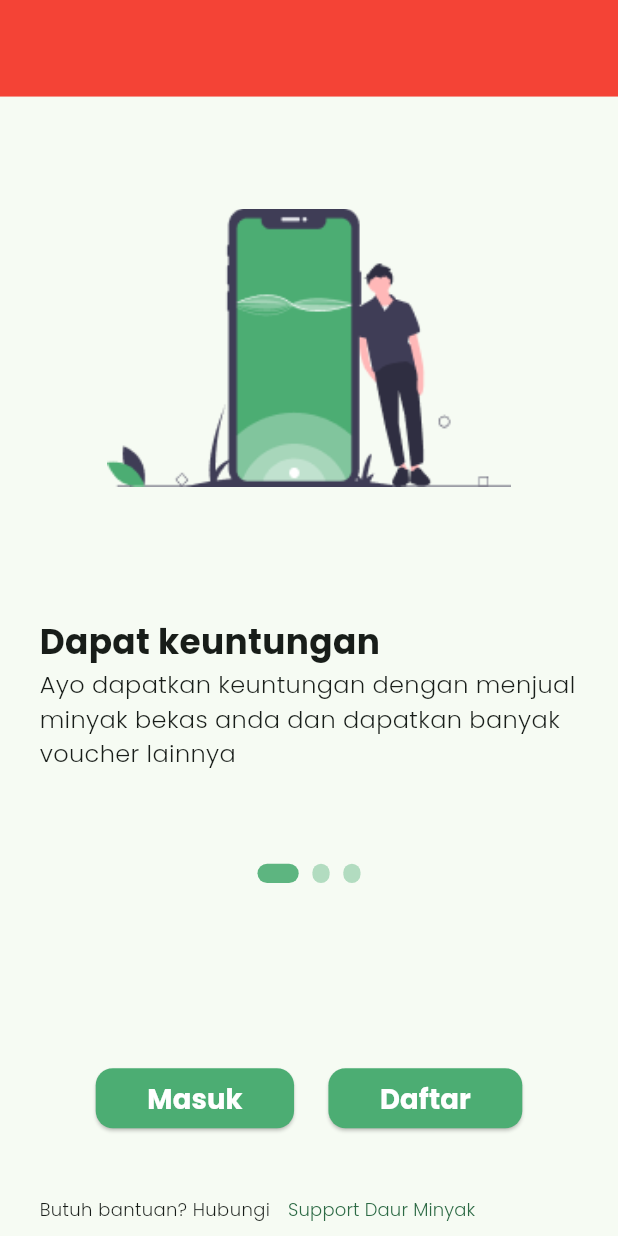
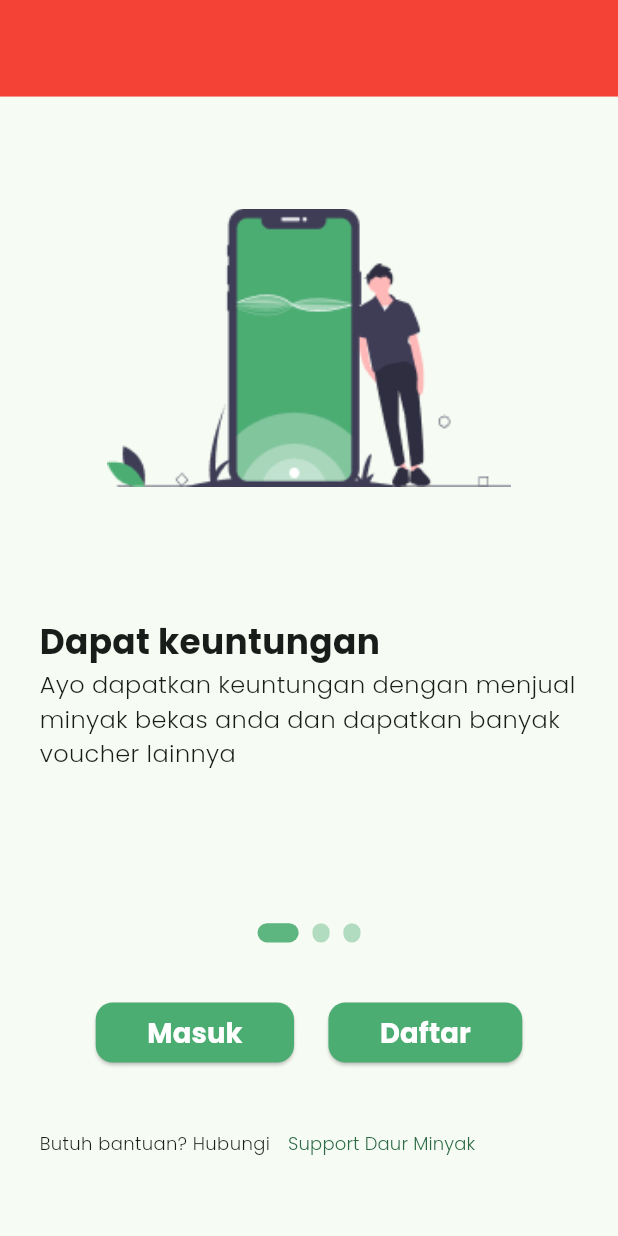
Before and after one commit to andrianazz/daur_minyak, a Flutter app: the screen it shows after launch, on a phone screen of 412 x 824 dp. Run offline on Flutter 3.47's test engine with Material 2 defaults, Android fonts, the phone set to English and light mode, and no system bars; drawn by our look-alikes of carousel_slider; our stand-ins replace cloud_firestore, firebase_auth, firebase_core, flutter_riverpod, flutter_screenutil, freezed_annotation and 3 more; accounts and stored records are empty; generated files the repository leaves out were written again.

Commit message:
fix: add column

```diff
--- a/lib/presentation/widgets/carousel_widget.dart
+++ b/lib/presentation/widgets/carousel_widget.dart
@@ -17,13 +17,13 @@ class CarouselWidget extends StatefulWidget {
 class _CarouselWidgetState extends State<CarouselWidget> {
   @override
   Widget build(BuildContext context) {
-    return CarouselSlider(
+    return Column(
+      children: [
+        CarouselSlider(
           items: widget.items.map((i) {
             return Builder(
               builder: (BuildContext context) {
-            return Column(
-              children: [
-                Container(
+                return Container(
                   width: MediaQuery.of(context).size.width,
                   margin: EdgeInsets.symmetric(horizontal: 23.w),
                   child: Column(
@@ -62,37 +62,12 @@ class _CarouselWidgetState extends State<CarouselWidget> {
                       ),
                     ],
                   ),
-                ),
-                verticalSpace(40.h),
-                Row(
-                  mainAxisAlignment: MainAxisAlignment.center,
-                  children: widget.items.asMap().entries.map((entry) {
-                    return GestureDetector(
-                      child: Container(
-                        width: widget.current == entry.key ? 24.w : 10.w,
-                        height: 10.h,
-                        margin: EdgeInsets.symmetric(
-                            vertical: 8.h, horizontal: 4.w),
-                        decoration: BoxDecoration(
-                          borderRadius: BorderRadius.circular(10.r),
-                          color:
-                              (Theme.of(context).brightness == Brightness.dark
-                                      ? Colors.white
-                                      : primaryColor)
-                                  .withOpacity(
-                                      widget.current == entry.key ? 0.9 : 0.4),
-                        ),
-                      ),
-                    );
-                  }).toList(),
-                )
-              ],
                 );
               },
             );
           }).toList(),
           options: CarouselOptions(
-        height: 430.h,
+            height: 350.h,
             aspectRatio: 16 / 9,
             viewportFraction: 1,
             initialPage: 0,
@@ -111,6 +86,28 @@ class _CarouselWidgetState extends State<CarouselWidget> {
             enlargeFactor: 0.3,
             scrollDirection: Axis.horizontal,
           ),
+        ),
+        verticalSpace(20.h),
+        Row(
+          mainAxisAlignment: MainAxisAlignment.center,
+          children: widget.items.asMap().entries.map((entry) {
+            return GestureDetector(
+              child: Container(
+                width: widget.current == entry.key ? 24.w : 10.w,
+                height: 10.h,
+                margin: EdgeInsets.symmetric(vertical: 8.h, horizontal: 4.w),
+                decoration: BoxDecoration(
+                  borderRadius: BorderRadius.circular(10.r),
+                  color: (Theme.of(context).brightness == Brightness.dark
+                          ? Colors.white
+                          : primaryColor)
+                      .withOpacity(widget.current == entry.key ? 0.9 : 0.4),
+                ),
+              ),
+            );
+          }).toList(),
+        )
+      ],
     );
   }
 }
```
Lines whose indentation alone changed are shown as unchanged.
